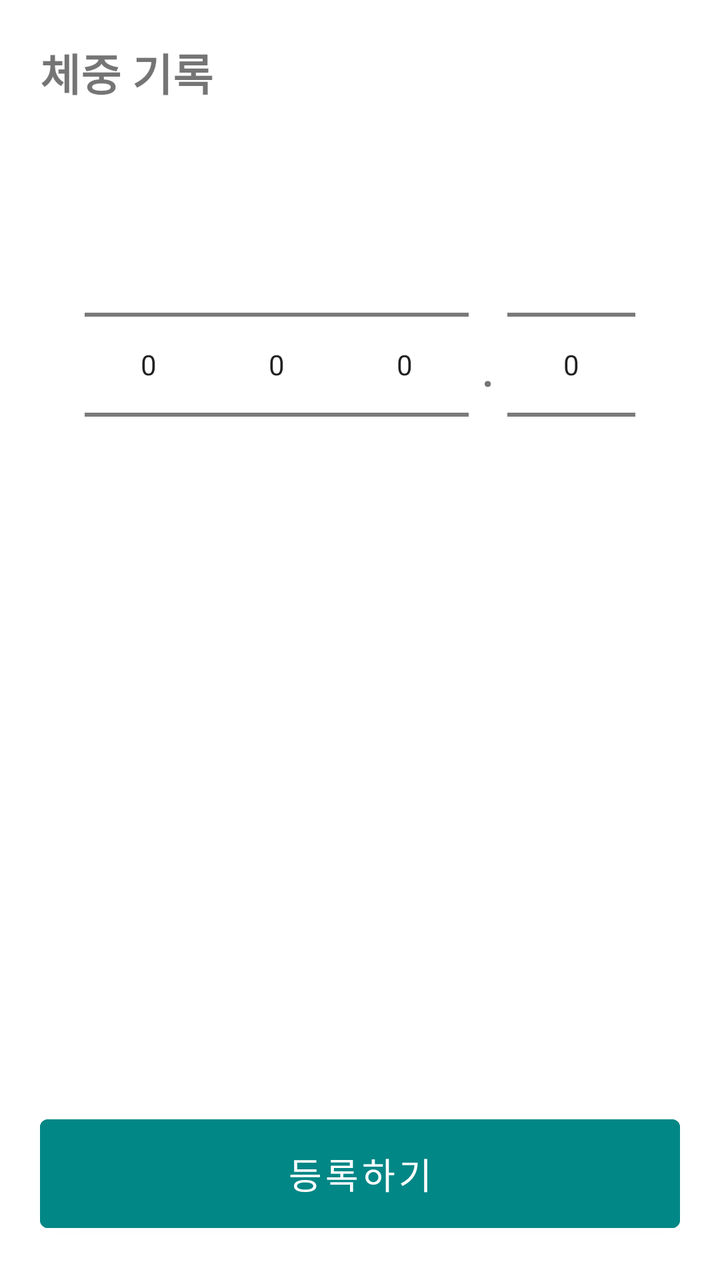
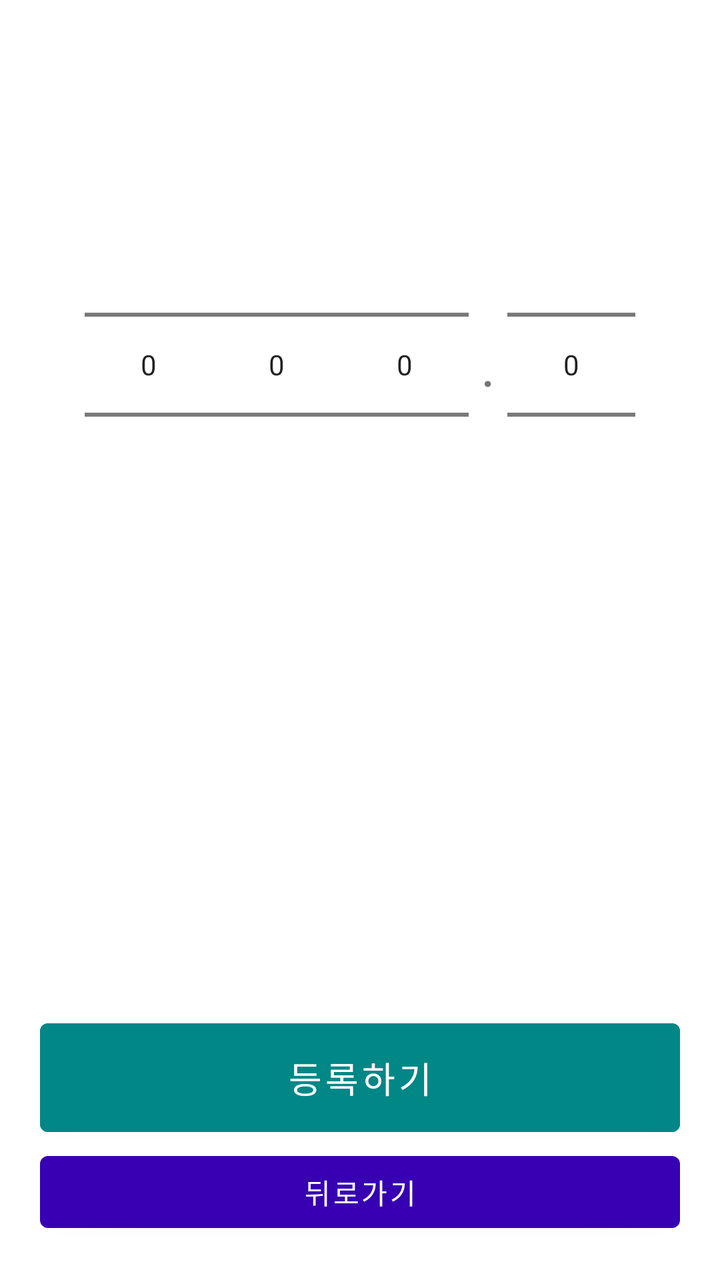

The first picture is an Android layout as it rendered before a commit; the second is the same layout after the commit. The layout source and the unified diff follow.
<!-- AndroidManifest.xml: application theme Theme.GJGN -->
<!-- res/layout/activity_weight_record.xml -->
<androidx.constraintlayout.widget.ConstraintLayout
    xmlns:android="http://schemas.android.com/apk/res/android"
    xmlns:app="http://schemas.android.com/apk/res-auto"
    android:layout_width="match_parent"
    android:layout_height="match_parent"
    android:padding="20dp">

    <TextView
        android:id="@+id/textWeightTitle"
        android:layout_width="wrap_content"
        android:layout_height="wrap_content"
        android:text="체중 기록"
        android:textSize="22sp"
        android:textStyle="bold"
        app:layout_constraintTop_toTopOf="parent"
        app:layout_constraintStart_toStartOf="parent" />

    
    <LinearLayout
        android:id="@+id/weightPickerArea"
        android:orientation="horizontal"
        android:gravity="center"
        android:layout_width="wrap_content"
        android:layout_height="wrap_content"
        android:layout_marginTop="40dp"
        app:layout_constraintTop_toBottomOf="@id/textWeightTitle"
        app:layout_constraintStart_toStartOf="parent"
        app:layout_constraintEnd_toEndOf="parent">

        <NumberPicker
            android:id="@+id/np100"
            android:layout_width="wrap_content"
            android:layout_height="wrap_content"/>

        <NumberPicker
            android:id="@+id/np10"
            android:layout_width="wrap_content"
            android:layout_height="wrap_content"/>

        <NumberPicker
            android:id="@+id/np1"
            android:layout_width="wrap_content"
            android:layout_height="wrap_content"/>

        
        <TextView
            android:text="."
            android:textSize="28sp"
            android:layout_marginLeft="6dp"
            android:layout_marginRight="6dp"
            android:layout_gravity="center_vertical"
            android:layout_width="wrap_content"
            android:layout_height="wrap_content" />

        <NumberPicker
            android:id="@+id/npDecimal"
            android:layout_width="wrap_content"
            android:layout_height="wrap_content"/>
    </LinearLayout>

    <Button
        android:id="@+id/btnSave"
        android:layout_width="0dp"
        android:layout_height="wrap_content"
        android:text="등록하기"
        android:backgroundTint="@color/teal_700"
        android:textColor="@android:color/white"
        android:textSize="18sp"
        android:padding="14dp"
        app:layout_constraintBottom_toBottomOf="parent"
        app:layout_constraintStart_toStartOf="parent"
        app:layout_constraintEnd_toEndOf="parent"/>

</androidx.constraintlayout.widget.ConstraintLayout>
<!-- resources referenced by this layout -->
<resources>
  <color name="teal_700">#FF018786</color>
  <style name="Theme.GJGN" parent="Theme.MaterialComponents.DayNight.NoActionBar">
          
          <item name="colorPrimary">@color/purple_700</item>
          <item name="colorPrimaryVariant">@color/purple_700</item>
          <item name="colorOnPrimary">@android:color/white</item>
          <item name="colorSecondary">@color/teal_700</item>
          <item name="android:windowMinWidthMajor">320dp</item>
          <item name="android:windowMinWidthMinor">320dp</item>
      </style>
  <color name="purple_700">#FF3700B3</color>
</resources>

<!-- the commit's change to res/layout/activity_weight_record.xml (unified diff, before → after) -->
@@ -13,9 +13,9 @@
         android:textSize="22sp"
         android:textStyle="bold"
         app:layout_constraintTop_toTopOf="parent"
-        app:layout_constraintStart_toStartOf="parent" />
+        app:layout_constraintStart_toEndOf="@id/btnBack"
+        android:layout_marginStart="10dp" />
 
-    
     <LinearLayout
         android:id="@+id/weightPickerArea"
         android:orientation="horizontal"
@@ -42,7 +42,6 @@
             android:layout_width="wrap_content"
             android:layout_height="wrap_content"/>
 
-        
         <TextView
             android:text="."
             android:textSize="28sp"
@@ -67,8 +66,18 @@
         android:textColor="@android:color/white"
         android:textSize="18sp"
         android:padding="14dp"
-        app:layout_constraintBottom_toBottomOf="parent"
         app:layout_constraintStart_toStartOf="parent"
-        app:layout_constraintEnd_toEndOf="parent"/>
+        app:layout_constraintEnd_toEndOf="parent"
+        app:layout_constraintBottom_toTopOf="@id/btnBack" />
+
+    <Button
+        android:id="@+id/btnBack"
+        android:text="뒤로가기"
+        android:layout_width="0dp"
+        android:layout_height="wrap_content"
+        android:layout_marginTop="12dp"
+        app:layout_constraintStart_toStartOf="parent"
+        app:layout_constraintEnd_toEndOf="parent"
+        app:layout_constraintBottom_toBottomOf="parent" />
 
 </androidx.constraintlayout.widget.ConstraintLayout>
